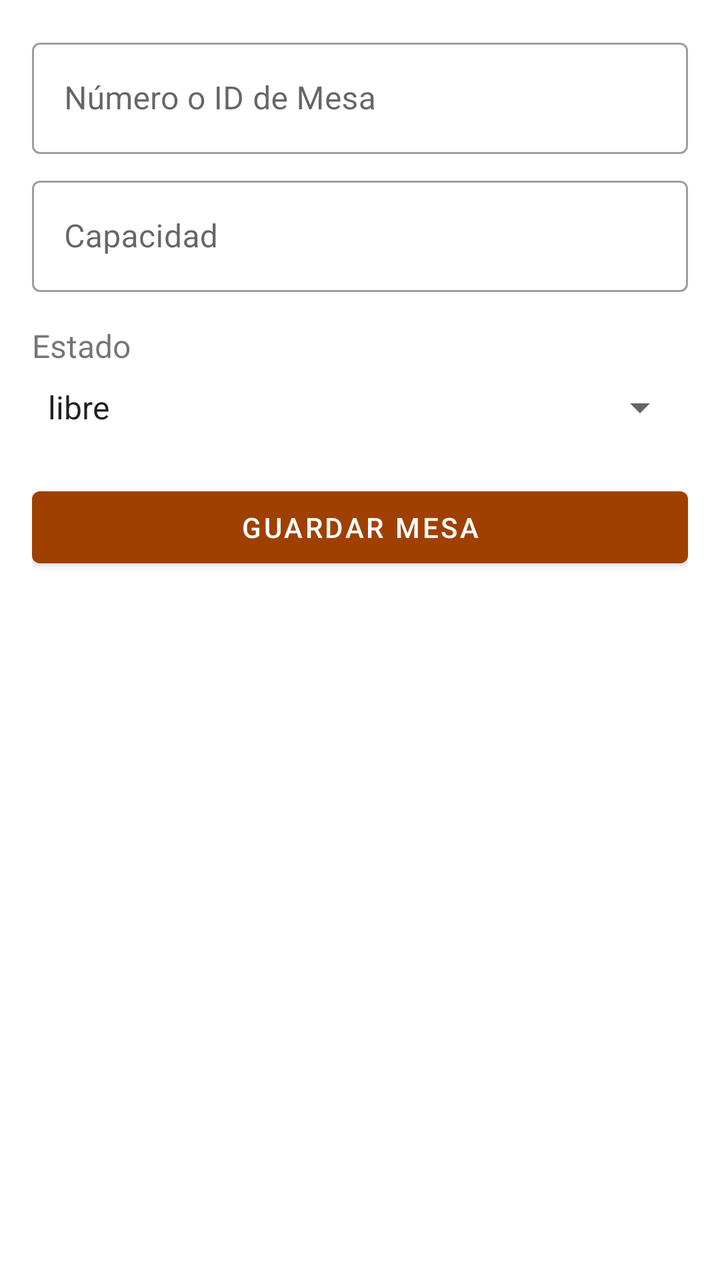
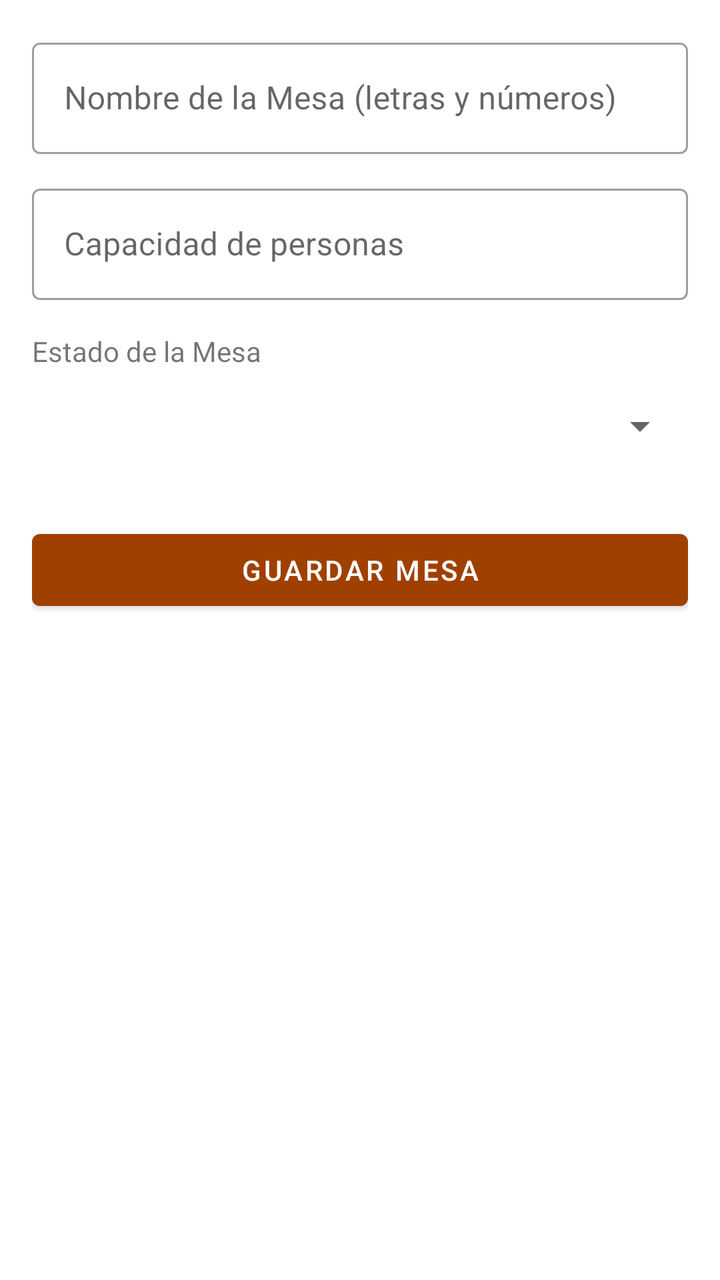

Before-and-after screenshots of an Android layout around one commit, followed by the original layout XML and the change that was made.
<!-- AndroidManifest.xml: application theme Theme.Sistema_Restaurante -->
<!-- res/layout/activity_add_edit_table.xml -->
<?xml version="1.0" encoding="utf-8"?>
<LinearLayout xmlns:android="http://schemas.android.com/apk/res/android"
    xmlns:app="http://schemas.android.com/apk/res-auto"
    android:layout_width="match_parent"
    android:layout_height="match_parent"
    android:orientation="vertical"
    android:padding="16dp">

    <com.google.android.material.textfield.TextInputLayout
        android:layout_width="match_parent"
        android:layout_height="wrap_content"
        android:hint="Número o ID de Mesa"
        style="@style/Widget.MaterialComponents.TextInputLayout.OutlinedBox">
        <com.google.android.material.textfield.TextInputEditText
            android:id="@+id/etTableId"
            android:layout_width="match_parent"
            android:layout_height="wrap_content" />
    </com.google.android.material.textfield.TextInputLayout>

    <com.google.android.material.textfield.TextInputLayout
        android:layout_width="match_parent"
        android:layout_height="wrap_content"
        android:hint="Capacidad"
        android:layout_marginTop="8dp"
        style="@style/Widget.MaterialComponents.TextInputLayout.OutlinedBox">
        <com.google.android.material.textfield.TextInputEditText
            android:id="@+id/etTableCapacity"
            android:layout_width="match_parent"
            android:layout_height="wrap_content"
            android:inputType="number" />
    </com.google.android.material.textfield.TextInputLayout>

    <TextView
        android:layout_width="wrap_content"
        android:layout_height="wrap_content"
        android:text="Estado"
        android:layout_marginTop="16dp"
        android:textSize="16sp" />

    <Spinner
        android:id="@+id/spTableStatus"
        android:layout_width="match_parent"
        android:layout_height="wrap_content"
        android:layout_marginTop="8dp"
        android:entries="@array/table_status_array" />

    <Button
        android:id="@+id/btnSaveTable"
        android:layout_width="match_parent"
        android:layout_height="wrap_content"
        android:text="Guardar Mesa"
        android:layout_marginTop="24dp" />

</LinearLayout>
<!-- resources referenced by this layout -->
<resources>
  <string-array name="table_status_array">
          <item>libre</item>
          <item>reservada</item>
          <item>facturada</item>
      </string-array>
  <style name="Theme.Sistema_Restaurante" parent="Theme.MaterialComponents.Light.NoActionBar">
          
          <item name="colorPrimary">#A04000</item>
          <item name="colorPrimaryVariant">#7E3200</item>
          <item name="colorOnPrimary">@color/white</item>
          
          <item name="colorSecondary">#FDF8F5</item>
          <item name="colorSecondaryVariant">#F5EBE0</item>
          <item name="colorOnSecondary">@color/black</item>
          
          <item name="android:statusBarColor">#FDF8F5</item>
          <item name="android:windowLightStatusBar">true</item>
          
      </style>
  <color name="white">#FFFFFFFF</color>
  <color name="black">#FF000000</color>
</resources>

<!-- the commit's change to res/layout/activity_add_edit_table.xml (unified diff, before → after) -->
@@ -9,19 +9,20 @@
     <com.google.android.material.textfield.TextInputLayout
         android:layout_width="match_parent"
         android:layout_height="wrap_content"
-        android:hint="Número o ID de Mesa"
+        android:hint="Nombre de la Mesa (letras y números)"
         style="@style/Widget.MaterialComponents.TextInputLayout.OutlinedBox">
         <com.google.android.material.textfield.TextInputEditText
             android:id="@+id/etTableId"
             android:layout_width="match_parent"
-            android:layout_height="wrap_content" />
+            android:layout_height="wrap_content"
+            android:inputType="textCapWords" />
     </com.google.android.material.textfield.TextInputLayout>
 
     <com.google.android.material.textfield.TextInputLayout
         android:layout_width="match_parent"
         android:layout_height="wrap_content"
-        android:hint="Capacidad"
-        android:layout_marginTop="8dp"
+        android:hint="Capacidad de personas"
+        android:layout_marginTop="12dp"
         style="@style/Widget.MaterialComponents.TextInputLayout.OutlinedBox">
         <com.google.android.material.textfield.TextInputEditText
             android:id="@+id/etTableCapacity"
@@ -33,22 +34,32 @@
     <TextView
         android:layout_width="wrap_content"
         android:layout_height="wrap_content"
-        android:text="Estado"
+        android:text="Estado de la Mesa"
         android:layout_marginTop="16dp"
-        android:textSize="16sp" />
+        android:textSize="14sp" />
 
     <Spinner
         android:id="@+id/spTableStatus"
         android:layout_width="match_parent"
-        android:layout_height="wrap_content"
-        android:layout_marginTop="8dp"
-        android:entries="@array/table_status_array" />
+        android:layout_height="48dp"
+        android:layout_marginTop="4dp" />
 
     <Button
         android:id="@+id/btnSaveTable"
         android:layout_width="match_parent"
         android:layout_height="wrap_content"
         android:text="Guardar Mesa"
-        android:layout_marginTop="24dp" />
+        android:layout_marginTop="24dp"
+        style="@style/Widget.MaterialComponents.Button" />
+
+    <Button
+        android:id="@+id/btnDeleteTable"
+        android:layout_width="match_parent"
+        android:layout_height="wrap_content"
+        android:text="Eliminar Mesa"
+        android:layout_marginTop="8dp"
+        android:visibility="gone"
+        style="@style/Widget.MaterialComponents.Button.TextButton"
+        android:textColor="@android:color/holo_red_dark" />
 
 </LinearLayout>
<!-- resource entries referenced after the edit -->
@@ -1,10 +1,5 @@
 <!-- resources referenced by this layout -->
 <resources>
-  <string-array name="table_status_array">
-          <item>libre</item>
-          <item>reservada</item>
-          <item>facturada</item>
-      </string-array>
   <style name="Theme.Sistema_Restaurante" parent="Theme.MaterialComponents.Light.NoActionBar">
           
           <item name="colorPrimary">#A04000</item>
